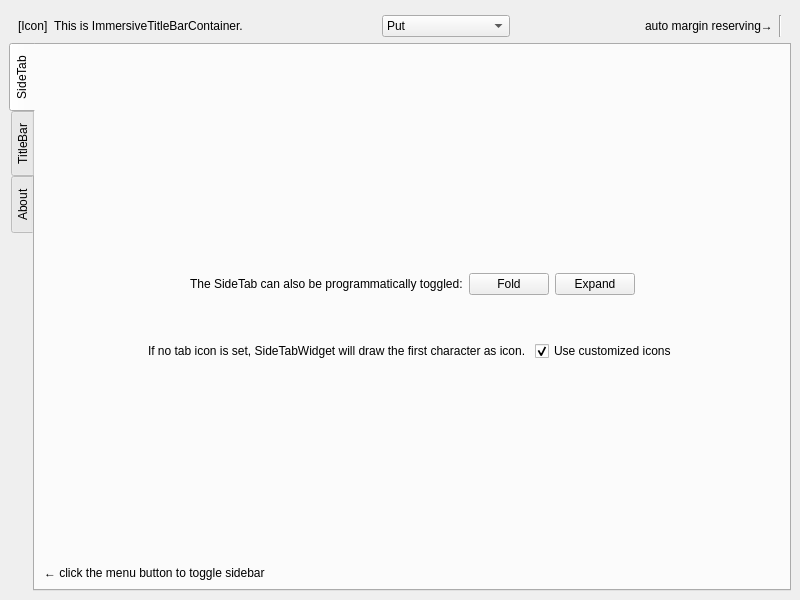
The window that gallery/main.ui (du33169/QoreWidgets) describes before a commit, drawn with Qt 5.
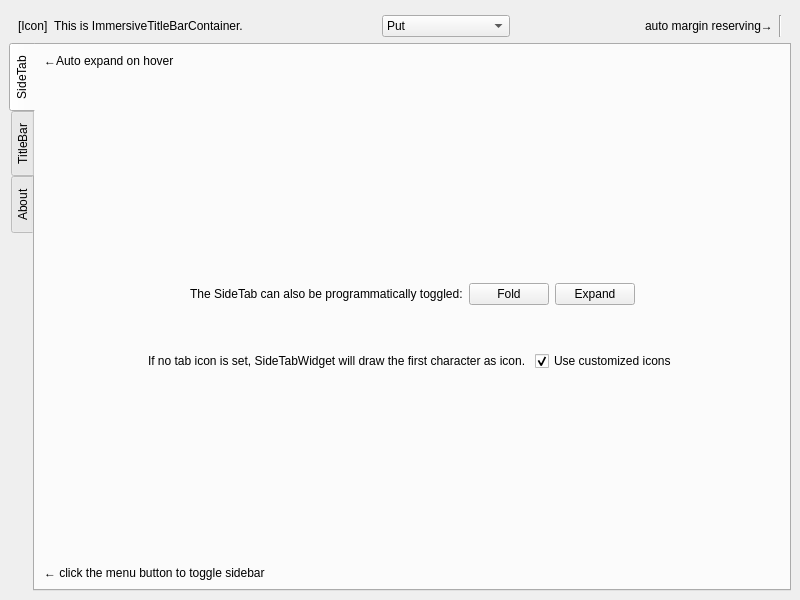
The same window after the commit. Icons and pictures are not drawn. Custom widgets are drawn as their Qt base class.

Diff of the .ui file:
```diff
--- a/gallery/main.ui
+++ b/gallery/main.ui
@@ -123,6 +123,12 @@
       <property name="currentIndex">
        <number>0</number>
       </property>
+      <property name="iconSize">
+       <size>
+        <width>30</width>
+        <height>30</height>
+       </size>
+      </property>
       <property name="usesScrollButtons">
        <bool>true</bool>
       </property>
@@ -140,6 +146,13 @@
         <string>SideTab</string>
        </attribute>
        <layout class="QVBoxLayout" name="verticalLayout_2">
+        <item>
+         <widget class="QLabel" name="label_3">
+          <property name="text">
+           <string>←Auto expand on hover</string>
+          </property>
+         </widget>
+        </item>
         <item>
          <spacer name="verticalSpacer">
           <property name="orientation">
```
